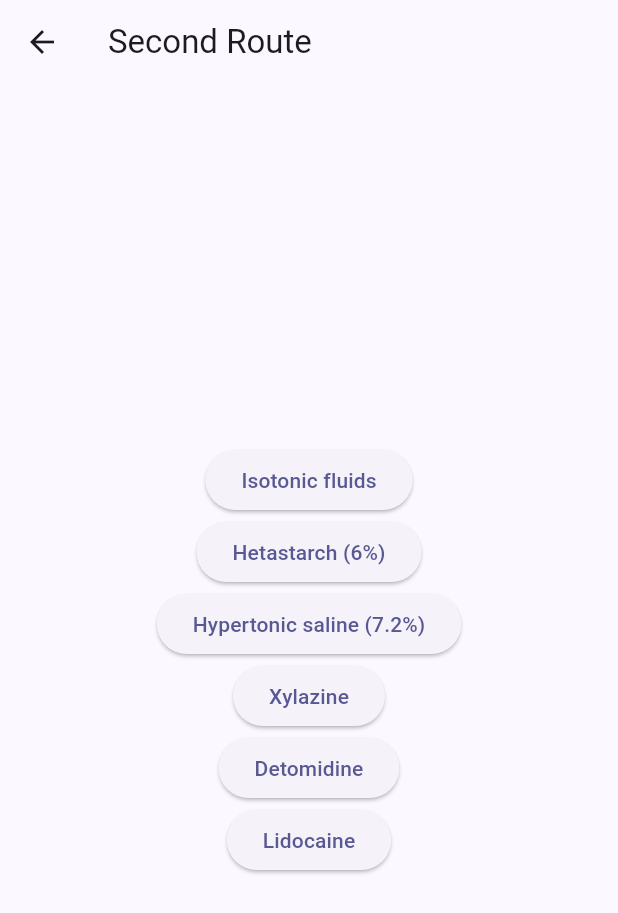
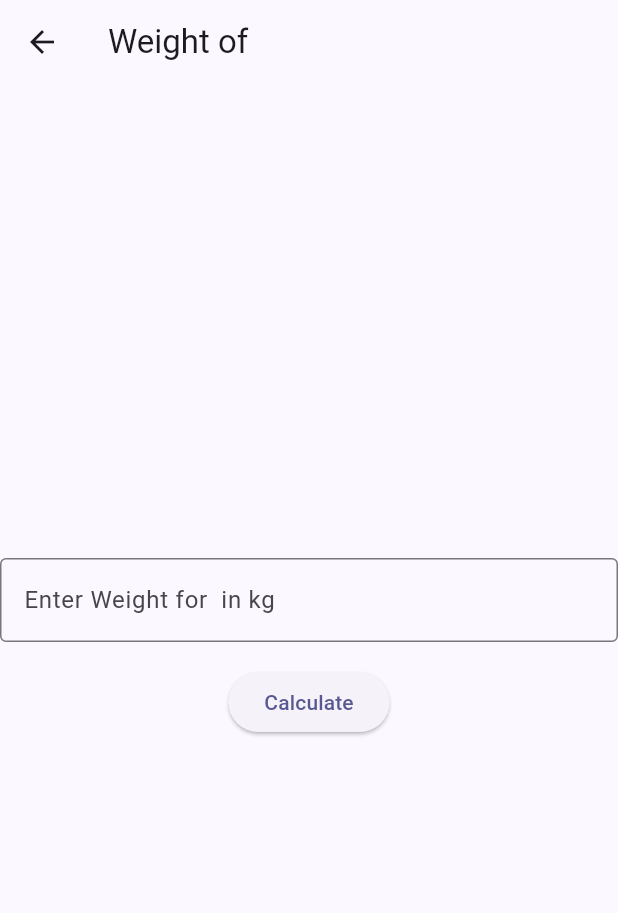
Before and after one commit to JoshyOWashy/Veterinary-Calculator-App, a Flutter app: the SecondRoute screen opened directly, after a tap on "Isotonic fluids", on a phone screen of 412 x 824 dp. Shown: the top 913 px of the screen. Run offline on Flutter 3.47's test engine with Material 2 defaults, Android fonts, the phone set to English and light mode, and no system bars.

Commit message:
added weight page

```diff
--- a/vet_calc_app/lib/main.dart
+++ b/vet_calc_app/lib/main.dart
@@ -1,4 +1,5 @@
 import 'package:flutter/material.dart';
+import 'package:flutter/services.dart';
 import 'package:provider/provider.dart';
 import 'animals.dart';
 import 'cattleDrugs.dart';
@@ -63,10 +64,23 @@ class MyAppState extends ChangeNotifier {
   // if it's not static, then I can't call it
   // not sure why, didn't really look into static enough to figure out
   var curAnimal = "";
+  var curDrug = "";
+  var curWeight = 0.0;
+
   void chooseAnimal(Animal animal) {
     curAnimal = animalToString(animal);
     notifyListeners();
     // TODO: go to drug screen
+  }
+
+  void chooseDrug(String drug) {
+    curDrug = drug;
+    notifyListeners();
+  }
+
+  void chooseWeight(String drug) {
+    curWeight = double.parse(drug);
+    notifyListeners();
   }
 }
 
@@ -142,7 +156,7 @@ class GeneratorPage extends StatelessWidget {
   Widget build(BuildContext context) {
     var appState = context.watch<MyAppState>();
 
-    debugPrint(appState.curAnimal);
+    // debugPrint(appState.curAnimal);
     return Center(
       child: Column(
         mainAxisAlignment: MainAxisAlignment.center,
@@ -314,14 +328,14 @@ class SettingsPage extends StatelessWidget {
   }
 }
 
-// TODO:
+// TODO: Drug Page
 class DrugPage extends StatelessWidget {
   const DrugPage({super.key});
 
   @override
   Widget build(BuildContext context) {
     var appState = context.watch<MyAppState>();
-    debugPrint(appState.curAnimal);
+    // debugPrint(appState.curAnimal);
 
     var animal = appState.curAnimal;
 
@@ -351,21 +365,40 @@ class DrugPage extends StatelessWidget {
   }
 }
 
+//Temp Drug Page
+//merge this with DrugPage when we have database setup
 class SecondRoute extends StatelessWidget {
   const SecondRoute({super.key});
 
-  List<ElevatedButton> getCattleDrugs() {
+  // List<ElevatedButton> getCattleDrugs() {
+  //   List<ElevatedButton> drugList = [];
+  //   for (var drug in cattleDrugList) {
+  //     var newItem = ElevatedButton(onPressed: () {}, child: Text(drug));
+  //     drugList.add(newItem);
+  //   }
+
+  //   return drugList;
+  // }
+
+  @override
+  Widget build(BuildContext context) {
+    var appState = context.watch<MyAppState>();
+    var animal = appState.curAnimal;
+
     List<ElevatedButton> drugList = [];
     for (var drug in cattleDrugList) {
-      var newItem = ElevatedButton(onPressed: () {}, child: Text(drug));
+      var newItem = ElevatedButton(
+          onPressed: () {
+            appState.chooseDrug(drug);
+            Navigator.push(
+              context,
+              MaterialPageRoute(builder: (context) => const WeightForm()),
+            );
+          },
+          child: Text(drug));
       drugList.add(newItem);
     }
 
-    return drugList;
-  }
-
-  @override
-  Widget build(BuildContext context) {
     return Scaffold(
         appBar: AppBar(
           title: const Text('Second Route'),
@@ -373,6 +406,83 @@ class SecondRoute extends StatelessWidget {
         body: Center(
             child: Column(
                 mainAxisAlignment: MainAxisAlignment.center,
-                children: getCattleDrugs())));
+                children: drugList)));
   }
 }
+
+class WeightForm extends StatefulWidget {
+  const WeightForm({super.key});
+
+  @override
+  WeightFormState createState() {
+    return WeightFormState();
+  }
+}
+
+// Weight Page
+// TODO: show error when input is empty
+class WeightFormState extends State<WeightForm> {
+  final _formKey = GlobalKey<FormState>();
+
+  @override
+  Widget build(BuildContext context) {
+    var appState = context.watch<MyAppState>();
+
+    var animal = appState.curAnimal;
+    var drug = appState.curDrug;
+
+    final textController = TextEditingController();
+
+    return Scaffold(
+        appBar: AppBar(
+          title: Text('Weight of $animal'),
+        ),
+        body: Form(
+          key: _formKey,
+          child: Center(
+              //add some padding
+              child: Column(
+                  mainAxisAlignment: MainAxisAlignment.center,
+                  children: [
+                TextFormField(
+                  controller: textController,
+                  keyboardType: TextInputType.number,
+                  inputFormatters: <TextInputFormatter>[
+                    FilteringTextInputFormatter.allow(RegExp(r'(^\d*\.?\d*)'))
+                  ],
+                  decoration: InputDecoration(
+                    border: OutlineInputBorder(),
+                    hintText: 'Enter Weight for $animal in kg',
+                  ),
+                  validator: (value) {
+                    if (value == null || value.isEmpty) {
+                      return 'Please enter a weight';
+                    }
+                    return null;
+                  },
+                ),
+                Padding(
+                  padding: const EdgeInsets.symmetric(vertical: 16.0),
+                  child: ElevatedButton(
+                      onPressed: () {
+                        if (_formKey.currentState!.validate()) {
+                          appState.chooseWeight(textController.text);
+                          debugPrint(
+                              "Weight ${textController.text} in WeightPage");
+                          debugPrint("Animal $animal in WeightPage");
+                          debugPrint("Drug $drug in WeightPage");
+                          ScaffoldMessenger.of(context).showSnackBar(
+                            const SnackBar(content: Text('yay')),
+                          );
+                          // Navigator.push(
+                          //   context,
+                          //   MaterialPageRoute(builder: (context) => const DosagePage()),
+                          // );
+                        }
+                      },
+                      child: const Text("Calculate")),
+                )
+              ])),
+        ));
+  }
+}
```
